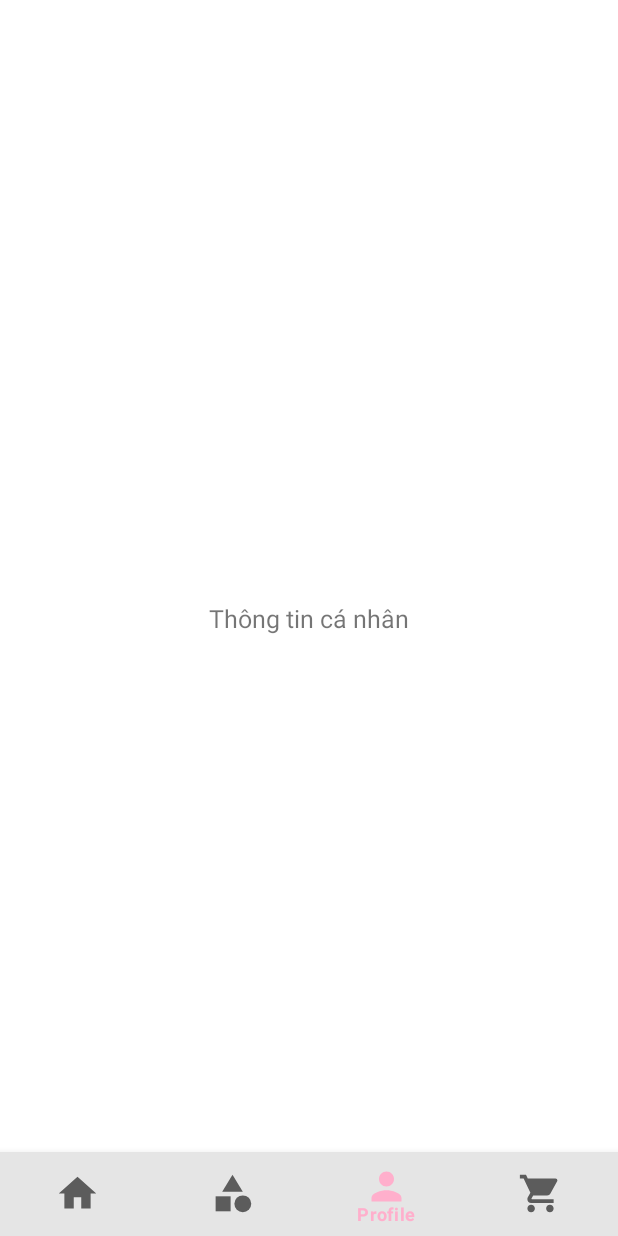
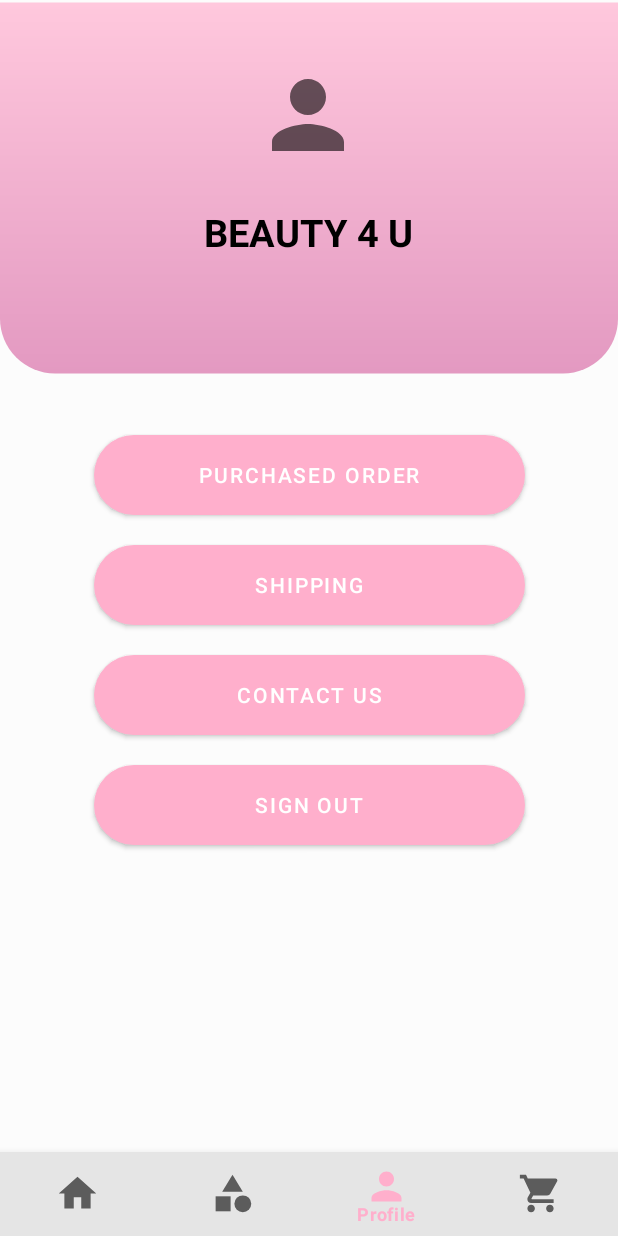
Before and after one commit to nvhieu-04/android-b4u, an Android app: the ThirdFragment screen opened through its navigation route, on a phone screen of 412 x 824 dp. Run offline under Robolectric (Android 15) with nearby library versions, the phone set to English and light mode, and no system bars; our stand-ins replace navigation-ui.

Commit message:
thêm fragment-third

```diff
--- /dev/null
+++ b/app/src/main/res/drawable/button_background.xml
@@ -0,0 +1,9 @@
+<?xml version="1.0" encoding="utf-8"?>
+<shape xmlns:android="http://schemas.android.com/apk/res/android"
+    android:shape="rectangle">
+    <solid android:color="#EF6497" />
+    <size   android:width="287dp"
+        android:height="53dp"/>
+    <corners
+        android:radius="30dp"/>
+</shape>
--- /dev/null
+++ b/app/src/main/res/drawable/rec2.xml
@@ -0,0 +1,15 @@
+<?xml version="1.0" encoding="utf-8"?>
+<shape xmlns:android="http://schemas.android.com/apk/res/android"
+    android:shape="rectangle">
+    <size
+        android:width="350dp"
+        android:height="530dp"/>
+    <corners
+        android:topRightRadius="40dp"
+        android:topLeftRadius="40dp"/>
+    <solid
+        android:color="@color/white"/>
+    <stroke
+        android:width="2dp"
+        android:color="#000000" />
+</shape>
--- /dev/null
+++ b/app/src/main/res/drawable/rectangley.xml
@@ -0,0 +1,13 @@
+<?xml version="1.0" encoding="utf-8"?>
+<shape xmlns:android="http://schemas.android.com/apk/res/android"
+    android:shape="rectangle">
+    <size   android:width="450dp"
+        android:height="270dp"/>
+    <corners
+        android:bottomRightRadius="40dp"
+        android:bottomLeftRadius="40dp"/>
+    <gradient
+        android:startColor="#FFC8DD"
+        android:endColor="#E399C1"
+        android:angle="190"/>
+</shape>
--- a/app/src/main/res/layout/fragment_third.xml
+++ b/app/src/main/res/layout/fragment_third.xml
@@ -4,17 +4,89 @@
     xmlns:tools="http://schemas.android.com/tools"
     android:layout_width="match_parent"
     android:layout_height="match_parent"
+    android:background="#FCFCFC"
+
     tools:context=".ThirdFragment">
 
-    <!-- TODO: Update blank fragment layout -->
-    <TextView
-        android:layout_width="wrap_content"
+    <ImageView
+        android:id="@+id/imageView4"
+        android:layout_width="match_parent"
         android:layout_height="wrap_content"
-        android:text="Thông tin cá nhân"
-        android:textSize="25px"
-        app:layout_constraintBottom_toBottomOf="parent"
+        android:layout_marginTop="-10dp"
+        android:src="@drawable/rectangley"
         app:layout_constraintEnd_toEndOf="parent"
+        app:layout_constraintHorizontal_bias="0.0"
         app:layout_constraintStart_toStartOf="parent"
         app:layout_constraintTop_toTopOf="parent" />
 
+    <ImageView
+        android:id="@+id/imageView5"
+        android:layout_width="72dp"
+        android:layout_height="89dp"
+        android:layout_marginTop="32dp"
+        android:src="@drawable/ic_profile"
+        app:layout_constraintEnd_toEndOf="parent"
+        app:layout_constraintHorizontal_bias="0.498"
+        app:layout_constraintStart_toStartOf="parent"
+        app:layout_constraintTop_toTopOf="parent" />
+
+    <TextView
+        android:id="@+id/textView3"
+        android:layout_width="wrap_content"
+        android:layout_height="wrap_content"
+        android:layout_marginTop="16dp"
+        android:text="BEAUTY 4 U"
+        android:textColor="#000000"
+        android:textSize="25sp"
+        android:textStyle="bold"
+        app:layout_constraintEnd_toEndOf="@+id/imageView5"
+        app:layout_constraintStart_toStartOf="@+id/imageView5"
+        app:layout_constraintTop_toBottomOf="@+id/imageView5" />
+
+    <Button
+        android:id="@+id/button"
+        android:layout_width="wrap_content"
+        android:layout_height="wrap_content"
+        android:background="@drawable/button_background"
+        android:text="Purchased order"
+        android:layout_marginTop="30dp"
+        app:layout_constraintEnd_toEndOf="parent"
+        app:layout_constraintStart_toStartOf="parent"
+        app:layout_constraintTop_toBottomOf="@+id/imageView4" />
+
+    <Button
+        android:id="@+id/button2"
+        android:layout_width="wrap_content"
+        android:layout_height="wrap_content"
+        android:layout_marginTop="20dp"
+        android:background="@drawable/button_background"
+        android:text="Shipping"
+        app:layout_constraintEnd_toEndOf="parent"
+        app:layout_constraintStart_toStartOf="parent"
+        app:layout_constraintTop_toBottomOf="@+id/button" />
+
+    <Button
+        android:id="@+id/button3"
+        android:layout_width="wrap_content"
+        android:layout_height="wrap_content"
+        android:layout_marginTop="20dp"
+        android:background="@drawable/button_background"
+        android:text="Contact Us"
+        app:layout_constraintEnd_toEndOf="parent"
+        app:layout_constraintStart_toStartOf="parent"
+        app:layout_constraintTop_toBottomOf="@+id/button2" />
+
+    <Button
+        android:id="@+id/button4"
+        android:layout_width="wrap_content"
+        android:layout_height="wrap_content"
+        android:background="@drawable/button_background"
+        android:text="Sign out"
+        android:layout_marginTop="20dp"
+        app:layout_constraintEnd_toEndOf="parent"
+        app:layout_constraintStart_toStartOf="parent"
+        app:layout_constraintTop_toBottomOf="@+id/button3" />
+
+
+
 </androidx.constraintlayout.widget.ConstraintLayout>
```
